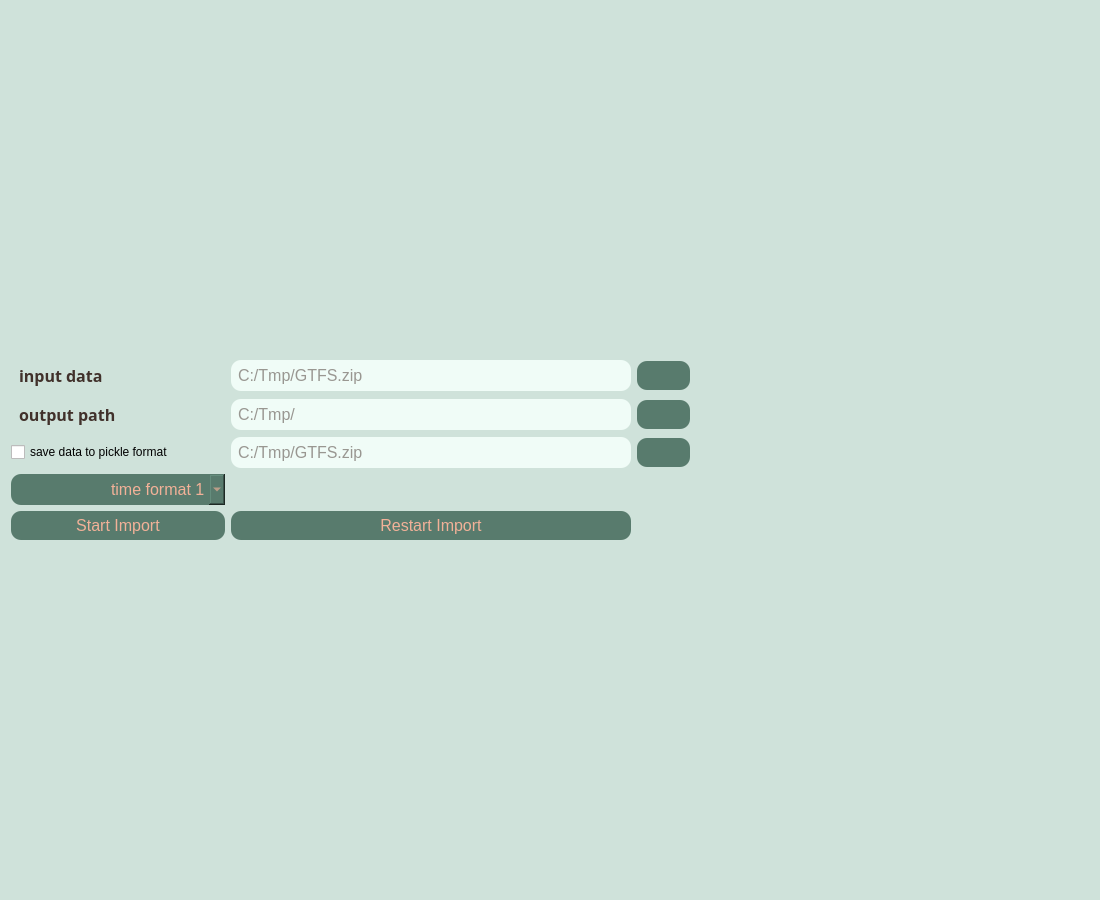
Before: the Qt Designer form view/ui/create_table_import.ui in Themishau/GTFStoFahrplan, drawn with Qt 5.
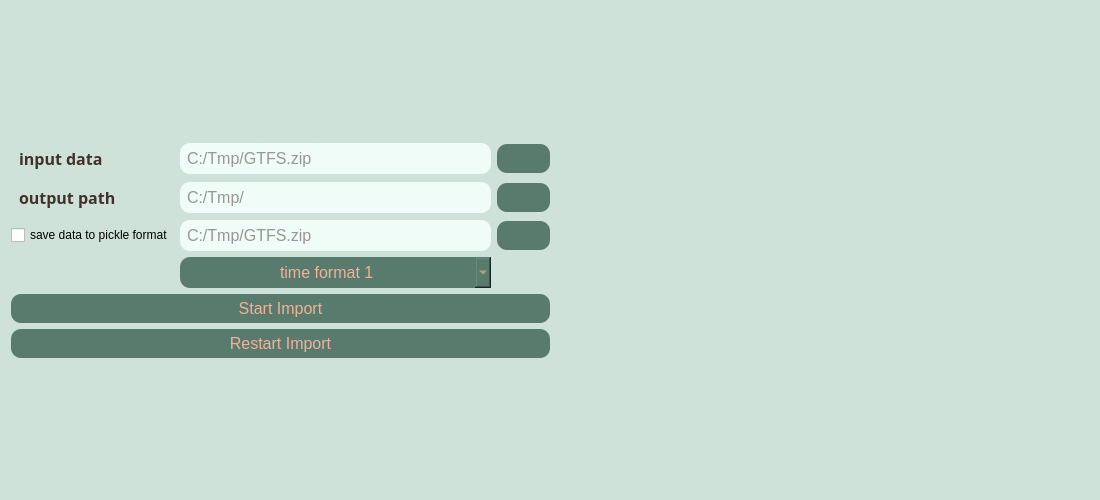
After: the same form once the commit is applied. Icons and pictures are not drawn.

Commit message: refactor(Create_Plan): some refacotring

```diff
--- a/view/ui/create_table_import.ui
+++ b/view/ui/create_table_import.ui
@@ -7,7 +7,7 @@
     <x>0</x>
     <y>0</y>
     <width>1100</width>
-    <height>900</height>
+    <height>500</height>
    </rect>
   </property>
   <property name="sizePolicy">
@@ -18,8 +18,8 @@
   </property>
   <property name="minimumSize">
    <size>
-    <width>1100</width>
-    <height>900</height>
+    <width>0</width>
+    <height>0</height>
    </size>
   </property>
   <property name="maximumSize">
@@ -82,10 +82,51 @@
 </string>
   </property>
   <layout class="QGridLayout" name="gridLayout_2">
+   <property name="sizeConstraint">
+    <enum>QLayout::SetMaximumSize</enum>
+   </property>
    <item row="0" column="1" colspan="2">
     <layout class="QGridLayout" name="gridLayout">
-     <item row="4" column="1">
-      <widget class="QLineEdit" name="lineInputPath">
+     <property name="sizeConstraint">
+      <enum>QLayout::SetMaximumSize</enum>
+     </property>
+     <item row="10" column="1">
+      <layout class="QGridLayout" name="gridLayout_5"/>
+     </item>
+     <item row="18" column="1">
+      <spacer name="verticalSpacer">
+       <property name="orientation">
+        <enum>Qt::Vertical</enum>
+       </property>
+       <property name="sizeHint" stdset="0">
+        <size>
+         <width>20</width>
+         <height>40</height>
+        </size>
+       </property>
+      </spacer>
+     </item>
+     <item row="18" column="4">
+      <spacer name="horizontalSpacer">
+       <property name="orientation">
+        <enum>Qt::Horizontal</enum>
+       </property>
+       <property name="sizeHint" stdset="0">
+        <size>
+         <width>40</width>
+         <height>20</height>
+        </size>
+       </property>
+      </spacer>
+     </item>
+     <item row="0" column="3">
+      <layout class="QGridLayout" name="gridLayout_4"/>
+     </item>
+     <item row="8" column="1">
+      <widget class="QPushButton" name="btnRestart">
+       <property name="enabled">
+        <bool>false</bool>
+       </property>
        <property name="font">
         <font>
          <pointsize>12</pointsize>
@@ -95,14 +136,13 @@
         <string notr="true"/>
        </property>
        <property name="text">
-        <string/>
-       </property>
-       <property name="placeholderText">
-        <string>C:/Tmp/GTFS.zip</string>
+        <string>Restart Import</string>
        </property>
       </widget>
      </item>
-     <item row="12" column="2">
+     <item row="6" column="1">
+      <layout class="QGridLayout" name="gridLayout_3">
+       <item row="3" column="2">
       <widget class="QPushButton" name="btnGetPickleFile">
        <property name="enabled">
         <bool>true</bool>
@@ -124,25 +164,7 @@
        </property>
       </widget>
      </item>
-     <item row="12" column="1">
-      <widget class="QLineEdit" name="picklesavename">
-       <property name="font">
-        <font>
-         <pointsize>12</pointsize>
-        </font>
-       </property>
-       <property name="styleSheet">
-        <string notr="true"/>
-       </property>
-       <property name="text">
-        <string/>
-       </property>
-       <property name="placeholderText">
-        <string>C:/Tmp/GTFS.zip</string>
-       </property>
-      </widget>
-     </item>
-     <item row="12" column="0">
+       <item row="3" column="0">
       <widget class="QCheckBox" name="checkBox_savepickle">
        <property name="sizePolicy">
         <sizepolicy hsizetype="Fixed" vsizetype="Fixed">
@@ -161,8 +183,23 @@
        </property>
       </widget>
      </item>
-     <item row="15" column="0">
-      <widget class="QPushButton" name="btnImport">
+       <item row="1" column="0">
+        <widget class="QLabel" name="label_11">
+         <property name="font">
+          <font>
+           <family>MS Reference Sans Serif</family>
+          </font>
+         </property>
+         <property name="styleSheet">
+          <string notr="true"/>
+         </property>
+         <property name="text">
+          <string>&lt;html&gt;&lt;head/&gt;&lt;body&gt;&lt;p&gt;&lt;span style=&quot; font-size:12pt; font-weight:600;&quot;&gt;input data&lt;/span&gt;&lt;/p&gt;&lt;/body&gt;&lt;/html&gt;</string>
+         </property>
+        </widget>
+       </item>
+       <item row="2" column="2">
+        <widget class="QPushButton" name="btnGetOutputDir">
        <property name="enabled">
         <bool>true</bool>
        </property>
@@ -175,11 +212,15 @@
         <string notr="true"/>
        </property>
        <property name="text">
-        <string>Start Import</string>
+          <string/>
+         </property>
+         <property name="icon">
+          <iconset resource="res/resource_boot.qrc">
+           <normaloff>:/newPrefix/icons/bootstrap-icons-1.10.3/file-earmark-arrow-up.svg</normaloff>:/newPrefix/icons/bootstrap-icons-1.10.3/file-earmark-arrow-up.svg</iconset>
        </property>
       </widget>
      </item>
-     <item row="9" column="0">
+       <item row="2" column="0">
       <widget class="QLabel" name="label_10">
        <property name="font">
         <font>
@@ -194,7 +235,25 @@
        </property>
       </widget>
      </item>
-     <item row="13" column="0">
+       <item row="3" column="1">
+        <widget class="QLineEdit" name="picklesavename">
+         <property name="font">
+          <font>
+           <pointsize>12</pointsize>
+          </font>
+         </property>
+         <property name="styleSheet">
+          <string notr="true"/>
+         </property>
+         <property name="text">
+          <string/>
+         </property>
+         <property name="placeholderText">
+          <string>C:/Tmp/GTFS.zip</string>
+         </property>
+        </widget>
+       </item>
+       <item row="4" column="1">
       <widget class="QComboBox" name="comboBox_display">
        <property name="enabled">
         <bool>true</bool>
@@ -219,44 +278,7 @@
        </item>
       </widget>
      </item>
-     <item row="9" column="2">
-      <widget class="QPushButton" name="btnGetOutputDir">
-       <property name="enabled">
-        <bool>true</bool>
-       </property>
-       <property name="font">
-        <font>
-         <pointsize>12</pointsize>
-        </font>
-       </property>
-       <property name="styleSheet">
-        <string notr="true"/>
-       </property>
-       <property name="text">
-        <string/>
-       </property>
-       <property name="icon">
-        <iconset resource="res/resource_boot.qrc">
-         <normaloff>:/newPrefix/icons/bootstrap-icons-1.10.3/file-earmark-arrow-up.svg</normaloff>:/newPrefix/icons/bootstrap-icons-1.10.3/file-earmark-arrow-up.svg</iconset>
-       </property>
-      </widget>
-     </item>
-     <item row="4" column="0">
-      <widget class="QLabel" name="label_11">
-       <property name="font">
-        <font>
-         <family>MS Reference Sans Serif</family>
-        </font>
-       </property>
-       <property name="styleSheet">
-        <string notr="true"/>
-       </property>
-       <property name="text">
-        <string>&lt;html&gt;&lt;head/&gt;&lt;body&gt;&lt;p&gt;&lt;span style=&quot; font-size:12pt; font-weight:600;&quot;&gt;input data&lt;/span&gt;&lt;/p&gt;&lt;/body&gt;&lt;/html&gt;</string>
-       </property>
-      </widget>
-     </item>
-     <item row="4" column="2">
+       <item row="1" column="2">
       <widget class="QPushButton" name="btnGetFile">
        <property name="enabled">
         <bool>true</bool>
@@ -278,7 +300,7 @@
        </property>
       </widget>
      </item>
-     <item row="9" column="1">
+       <item row="2" column="1">
       <widget class="QLineEdit" name="lineOutputPath">
        <property name="font">
         <font>
@@ -296,10 +318,30 @@
        </property>
       </widget>
      </item>
-     <item row="15" column="1">
-      <widget class="QPushButton" name="btnRestart">
+       <item row="1" column="1">
+        <widget class="QLineEdit" name="lineInputPath">
+         <property name="font">
+          <font>
+           <pointsize>12</pointsize>
+          </font>
+         </property>
+         <property name="styleSheet">
+          <string notr="true"/>
+         </property>
+         <property name="text">
+          <string/>
+         </property>
+         <property name="placeholderText">
+          <string>C:/Tmp/GTFS.zip</string>
+         </property>
+        </widget>
+       </item>
+      </layout>
+     </item>
+     <item row="7" column="1">
+      <widget class="QPushButton" name="btnImport">
        <property name="enabled">
-        <bool>false</bool>
+        <bool>true</bool>
        </property>
        <property name="font">
         <font>
@@ -310,19 +352,19 @@
         <string notr="true"/>
        </property>
        <property name="text">
-        <string>Restart Import</string>
+        <string>Start Import</string>
        </property>
       </widget>
      </item>
-     <item row="9" column="3">
-      <spacer name="horizontalSpacer">
+     <item row="0" column="1">
+      <spacer name="verticalSpacer_2">
        <property name="orientation">
-        <enum>Qt::Horizontal</enum>
+        <enum>Qt::Vertical</enum>
        </property>
        <property name="sizeHint" stdset="0">
         <size>
-         <width>40</width>
-         <height>20</height>
+         <width>20</width>
+         <height>40</height>
         </size>
        </property>
       </spacer>
```
Lines whose indentation alone changed are shown as unchanged. The commit also changes 5 other files.
